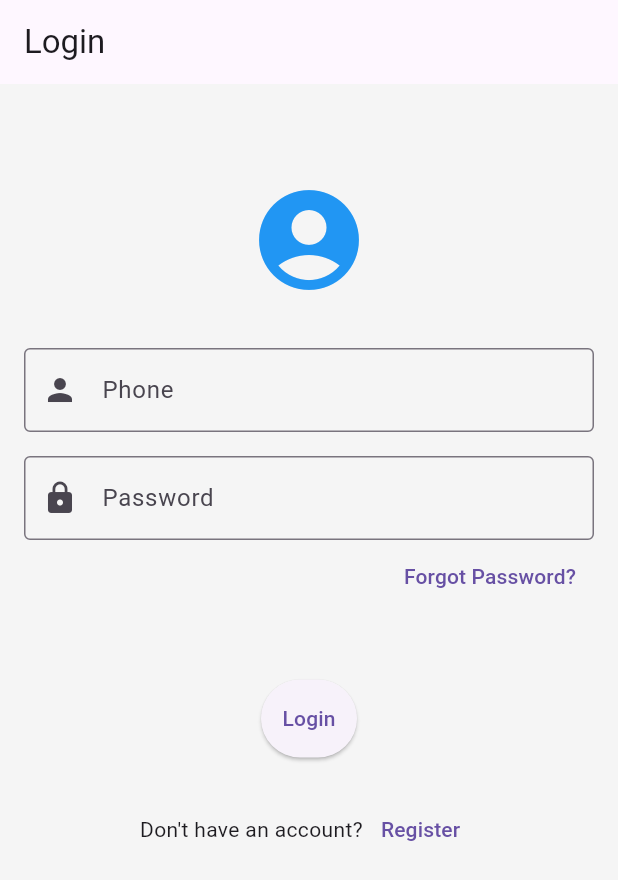
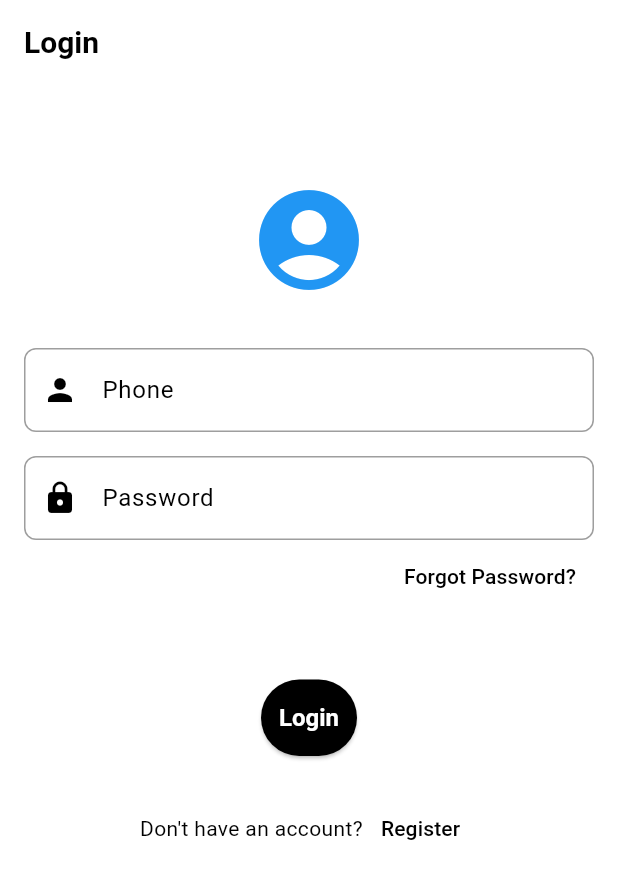
Before and after one commit to Ajinas03/mma_scoring_system, a Flutter app: the screen it shows after launch, on a phone screen of 412 x 824 dp. Shown: the top 880 px of the screen. Run offline on Flutter 3.47's test engine with Material 3 defaults, Android fonts, the phone set to English and light mode, and no system bars; our stand-ins replace bloc, flutter_bloc, shared_preferences.

Commit message:
added create competetion and theme

```diff
--- /dev/null
+++ b/lib/config/theme_config.dart
@@ -0,0 +1,164 @@
+import 'package:flutter/material.dart';
+
+class AppTheme {
+  // Light Theme
+  static ThemeData get lightTheme {
+    return ThemeData(
+      // Color Scheme
+      colorScheme: ColorScheme.light(
+        primary: Colors.black,
+        secondary: Colors.grey,
+        surface: Colors.white,
+        onPrimary: Colors.white,
+        onSecondary: Colors.black,
+      ),
+
+      // Primary Colors
+      primaryColor: Colors.black,
+      primarySwatch: Colors.grey,
+
+      // Scaffold Background
+      scaffoldBackgroundColor: Colors.white,
+
+      // App Bar Theme
+      appBarTheme: AppBarTheme(
+        color: Colors.white,
+        elevation: 0,
+        iconTheme: IconThemeData(color: Colors.black),
+        titleTextStyle: TextStyle(
+            color: Colors.black, fontSize: 20, fontWeight: FontWeight.bold),
+      ),
+
+      // Text Themes
+      textTheme: TextTheme(
+        displayLarge: TextStyle(
+            color: Colors.black, fontSize: 24, fontWeight: FontWeight.bold),
+        displayMedium: TextStyle(color: Colors.black, fontSize: 22),
+        bodyLarge: TextStyle(color: Colors.black, fontSize: 16),
+        bodyMedium: TextStyle(color: Colors.black, fontSize: 14),
+      ),
+
+      // Input Decoration Theme
+      inputDecorationTheme: InputDecorationTheme(
+        border: OutlineInputBorder(
+          borderSide: BorderSide(color: Colors.black, width: 1),
+          borderRadius: BorderRadius.circular(8),
+        ),
+        enabledBorder: OutlineInputBorder(
+          borderSide: BorderSide(color: Colors.grey, width: 1),
+          borderRadius: BorderRadius.circular(8),
+        ),
+        focusedBorder: OutlineInputBorder(
+          borderSide: BorderSide(color: Colors.black, width: 2),
+          borderRadius: BorderRadius.circular(8),
+        ),
+      ),
+
+      // Button Themes
+      elevatedButtonTheme: ElevatedButtonThemeData(
+        style: ElevatedButton.styleFrom(
+          foregroundColor: Colors.white,
+          backgroundColor: Colors.black,
+          padding: EdgeInsets.symmetric(horizontal: 16, vertical: 12),
+          textStyle: TextStyle(
+            fontSize: 16,
+            fontWeight: FontWeight.bold,
+          ),
+        ),
+      ),
+
+      // Outlined Button Theme
+      outlinedButtonTheme: OutlinedButtonThemeData(
+        style: OutlinedButton.styleFrom(
+          foregroundColor: Colors.black,
+          side: BorderSide(color: Colors.black),
+        ),
+      ),
+
+      // Text Button Theme
+      textButtonTheme: TextButtonThemeData(
+        style: TextButton.styleFrom(
+          foregroundColor: Colors.black,
+        ),
+      ),
+
+      // Card Theme
+      cardTheme: CardTheme(
+        color: Colors.white,
+        elevation: 2,
+        shape: RoundedRectangleBorder(
+          borderRadius: BorderRadius.circular(8),
+          side: BorderSide(color: Colors.black12, width: 1),
+        ),
+      ),
+
+      // Divider Theme
+      dividerTheme: DividerThemeData(
+        color: Colors.black26,
+        thickness: 1,
+      ),
+
+      // Icon Theme
+      iconTheme: IconThemeData(
+        color: Colors.black,
+      ),
+
+      // Brightness
+      brightness: Brightness.light,
+    );
+  }
+
+  // Dark Theme Variant
+  static ThemeData get darkTheme {
+    return ThemeData(
+      // Color Scheme
+      colorScheme: ColorScheme.dark(
+        primary: Colors.white,
+        secondary: Colors.grey,
+        surface: Colors.black87,
+        onPrimary: Colors.black,
+        onSecondary: Colors.white,
+      ),
+
+      primaryColor: Colors.white,
+      scaffoldBackgroundColor: Colors.black,
+      brightness: Brightness.dark,
+
+      // App Bar Theme
+      appBarTheme: AppBarTheme(
+        color: Colors.black,
+        elevation: 0,
+        iconTheme: IconThemeData(color: Colors.white),
+        titleTextStyle: TextStyle(
+            color: Colors.white, fontSize: 20, fontWeight: FontWeight.bold),
+      ),
+
+      // Text Themes
+      textTheme: TextTheme(
+        displayLarge: TextStyle(
+            color: Colors.white, fontSize: 24, fontWeight: FontWeight.bold),
+        displayMedium: TextStyle(color: Colors.white, fontSize: 22),
+        bodyLarge: TextStyle(color: Colors.white, fontSize: 16),
+        bodyMedium: TextStyle(color: Colors.white, fontSize: 14),
+      ),
+
+      // Button Themes
+      elevatedButtonTheme: ElevatedButtonThemeData(
+        style: ElevatedButton.styleFrom(
+          foregroundColor: Colors.black,
+          backgroundColor: Colors.white,
+          padding: EdgeInsets.symmetric(horizontal: 16, vertical: 12),
+          textStyle: TextStyle(
+            fontSize: 16,
+            fontWeight: FontWeight.bold,
+          ),
+        ),
+      ),
+
+      // Icon Theme
+      iconTheme: IconThemeData(
+        color: Colors.white,
+      ),
+    );
+  }
+}
--- a/lib/main.dart
+++ b/lib/main.dart
@@ -6,7 +6,7 @@
 import 'package:my_app/screen/auth/login_screen.dart';
 import 'package:my_app/screen/main/main_screen.dart';
 
-import 'config/constants/colors.dart';
+import 'config/theme_config.dart';
 import 'logic/navigation_bloc/navigation_bloc.dart';
 import 'logic/socket/socket_bloc.dart';
 
@@ -31,10 +31,14 @@
         ],
         child: MaterialApp(
             title: 'MMA Scoring',
-            theme: ThemeData(
-              primaryColor: AppColors.primary,
-              scaffoldBackgroundColor: AppColors.background,
-            ),
+            theme: AppTheme.lightTheme,
+
+            // ThemeData(
+            //   primaryColor: Colors.black,
+            //   scaffoldBackgroundColor: Colors.white,
+
+            //   //  AppColors.background,
+            // ),
             home: SharedPrefsConfig.getBool(SharedPrefsConfig.keyIsLoggedIn)
                 ? MainScreen()
                 : const LoginScreen()));
--- a/lib/screen/event/llist_event_screen.dart
+++ b/lib/screen/event/llist_event_screen.dart
@@ -14,8 +14,9 @@ class AddRoundScreen extends StatelessWidget {
 
   @override
   Widget build(BuildContext context) {
+    context.read<EventBloc>().add(GetEvent());
     return Scaffold(
-      appBar: secondaryAppBar(title: "Events"),
+      appBar: primaryAppBar(title: "Events"),
       floatingActionButton: FloatingActionButton(
           child: Icon(Icons.add),
           onPressed: () {
@@ -38,9 +39,6 @@ class AddRoundScreen extends StatelessWidget {
                         return EventListTile(
                           event: items[index],
                           onTap: () {
-                            context.read<EventBloc>().add(GetEventParticipants(
-                                eventId: items[index].eventId));
-
                             pushScreen(
                                 context,
                                 EventDetailsScreen(
```
Also changed, not shown: lib/models/get_participants_model.dart (+8 -0 lines), lib/screen/competetion/competetion_screen.dart (added, +21 -0 lines), lib/screen/competetion/competetion_widgets/custom_dropdown_widget.dart (added, +58 -0 lines), lib/screen/competetion/create_competetion_screen.dart (added, +249 -0 lines), lib/screen/event/event_details_screen.dart (+24 -12 lines), lib/screen/main/main_screen.dart (+5 -4 lines), lib/screen/profile/profile_screen.dart (+14 -6 lines).
